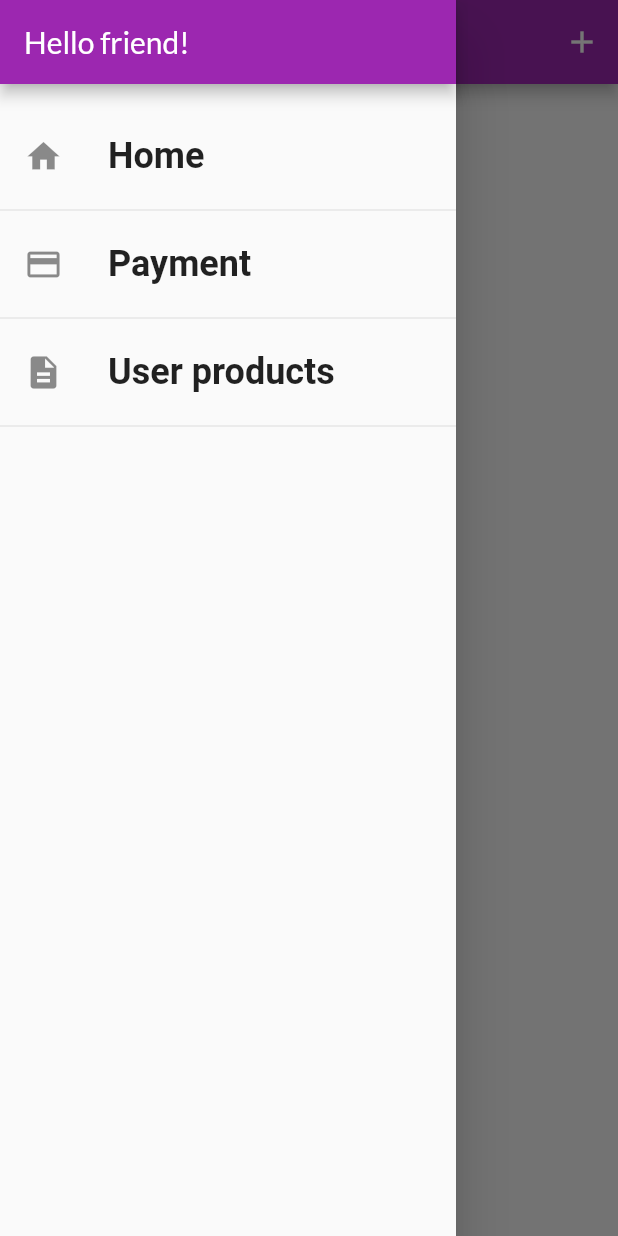
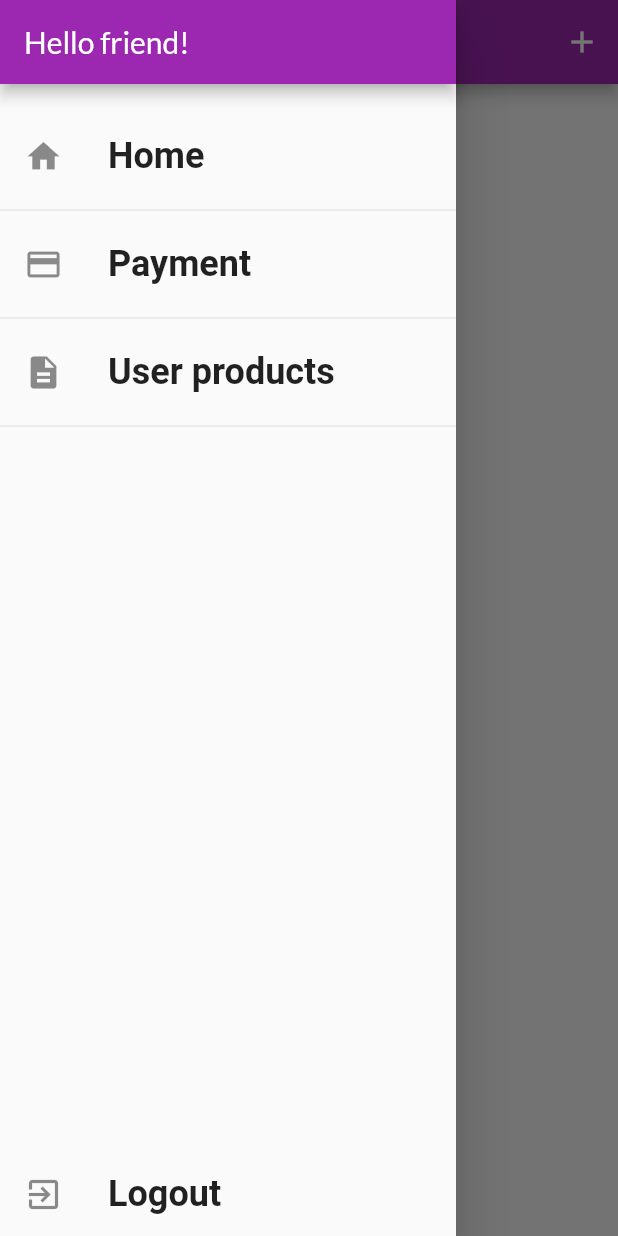
Before and after one commit to vlotysh/flutter_shop_app, a Flutter app: the UserProductsScreen screen opened by its route, with the side drawer open, on a phone screen of 412 x 824 dp. Run offline on Flutter 3.47's test engine with Material 2 defaults, Android fonts, the phone set to English and light mode, and no system bars; network calls fail; Roboto replaces fonts that are missing (RobotCondensed).

Commit message:
Add auto logout

```diff
--- a/lib/app/providers/cart.dart
+++ b/lib/app/providers/cart.dart
@@ -58,6 +58,7 @@ class Cart with ChangeNotifier {
           productId,
           () => CartItem(
               id: DateTime.now().toString(),
+              productId: productId,
               title: title,
               price: price,
               quantity: 1));
--- a/lib/app/providers/product.dart
+++ b/lib/app/providers/product.dart
@@ -25,17 +25,17 @@ class Product with ChangeNotifier {
     notifyListeners();
   }
 
-  void toggleFavorite(String token) async {
+  void toggleFavorite(String token, String userId) async {
     bool oldIsFavorite = isFavorite;
     isFavorite = !oldIsFavorite;
     notifyListeners();
 
     final url =
-        '${FlavorConfig.instance.values.baseStorageUrl}/products/$id.json?auth=$token';
+        '${FlavorConfig.instance.values.baseStorageUrl}/userFavorites/$userId/$id.json?auth=$token';
 
     try {
       http.Response response =
-          await http.patch(url, body: json.encode({'isFavorite': isFavorite}));
+          await http.put(url, body: json.encode(isFavorite));
 
       if (response.statusCode >= 400) {
         _revertFavorite(oldIsFavorite);
--- a/lib/app/screens/products_overview_screen.dart
+++ b/lib/app/screens/products_overview_screen.dart
@@ -11,6 +11,8 @@ import 'package:shop_app/app/widgets/side_drawer.dart';
 enum FilterOptions { Favorite, All }
 
 class ProductsOverviewScreen extends StatefulWidget {
+  static const routeName = '/product-overview';
+
   @override
   _ProductsOverviewScreenState createState() => _ProductsOverviewScreenState();
 }
--- a/lib/app/screens/user_products_screen.dart
+++ b/lib/app/screens/user_products_screen.dart
@@ -1,8 +1,8 @@
 import 'package:flutter/material.dart';
 import 'package:provider/provider.dart';
-import 'package:shop_app/app/providers/product.dart';
 import 'package:shop_app/app/providers/products.dart';
 import 'package:shop_app/app/screens/edit_products_screen.dart';
+import 'package:shop_app/app/widgets/loading_spinner.dart';
 import 'package:shop_app/app/widgets/side_drawer.dart';
 import 'package:shop_app/app/widgets/user_product_item.dart';
 
@@ -11,11 +11,8 @@ class UserProductsScreen extends StatelessWidget {
 
   @override
   Widget build(BuildContext context) {
-    final Products productsData = Provider.of<Products>(context);
-    List<Product> products = productsData.items;
-
     Future<void> _refreshProducts(BuildContext context) async {
-      Provider.of<Products>(context, listen: false).fetchProducts();
+      await Provider.of<Products>(context, listen: false).fetchProducts(true);
     }
 
     return Scaffold(
@@ -29,22 +26,30 @@ class UserProductsScreen extends StatelessWidget {
           )
         ],
       ),
-      body: RefreshIndicator(
+      drawer: SideDrawer(),
+      body: FutureBuilder(
+        future: _refreshProducts(context),
+        builder: (ctx, snapshot) => snapshot.connectionState ==
+                ConnectionState.waiting
+            ? LoadingSpinner()
+            : RefreshIndicator(
                 onRefresh: () => _refreshProducts(context),
-        child: Padding(
+                child: Consumer<Products>(
+                  builder: (ctx, productsData, child) => Padding(
                     padding: const EdgeInsets.all(8.0),
                     child: ListView.builder(
                       itemBuilder: (ctx, index) => Column(
                         children: [
-                UserProductItem(product: products[index]),
+                          UserProductItem(product: productsData.items[index]),
                           Divider(),
                         ],
                       ),
-            itemCount: products.length,
+                      itemCount: productsData.items.length,
                     ),
                   ),
                 ),
-      drawer: SideDrawer(),
+              ),
+      ),
     );
   }
 }
--- a/lib/app/widgets/product_item.dart
+++ b/lib/app/widgets/product_item.dart
@@ -36,7 +36,7 @@ class ProductItem extends StatelessWidget {
               icon: Icon(
                   product.isFavorite ? Icons.favorite : Icons.favorite_border),
               color: Theme.of(context).accentColor,
-              onPressed: () => product.toggleFavorite(auth.token),
+              onPressed: () => product.toggleFavorite(auth.token, auth.userId),
             ),
             child: Text('NEVER CHANGES!'), //passing throw 3 argument `child`
           ),
--- a/lib/app/widgets/side_drawer.dart
+++ b/lib/app/widgets/side_drawer.dart
@@ -1,5 +1,8 @@
 import 'package:flutter/material.dart';
+import 'package:provider/provider.dart';
+import 'package:shop_app/app/providers/auth.dart';
 import 'package:shop_app/app/screens/orders_screen.dart';
+import 'package:shop_app/app/screens/products_overview_screen.dart';
 import 'package:shop_app/app/screens/user_products_screen.dart';
 
 class DrawerItem extends StatelessWidget {
@@ -24,8 +27,6 @@ class DrawerItem extends StatelessWidget {
 }
 
 class SideDrawer extends StatelessWidget {
-  Widget buildListTile(String title, IconData icon) {}
-
   @override
   Widget build(BuildContext context) {
     return Drawer(
@@ -52,8 +53,11 @@ class SideDrawer extends StatelessWidget {
         SizedBox(
           height: 20,
         ),
-        DrawerItem('Home', Icons.home,
-            () => Navigator.of(context).pushReplacementNamed('/')),
+        DrawerItem(
+            'Home',
+            Icons.home,
+            () => Navigator.of(context)
+                .pushReplacementNamed(ProductsOverviewScreen.routeName)),
         Divider(),
         DrawerItem(
             'Payment',
@@ -67,6 +71,13 @@ class SideDrawer extends StatelessWidget {
             () => Navigator.of(context)
                 .pushReplacementNamed(UserProductsScreen.routeName)),
         Divider(),
+        Expanded(
+            child: Align(
+                alignment: Alignment.bottomCenter,
+                child: DrawerItem('Logout', Icons.exit_to_app, () {
+                  Navigator.of(context).pop();
+                  Provider.of<Auth>(context, listen: false).logout();
+                }))),
       ],
     ));
   }
```
Also changed, not shown: lib/app/ShopApp.dart (+17 -10 lines), lib/app/providers/auth.dart (+38 -9 lines), lib/app/providers/orders.dart (+10 -5 lines), lib/app/providers/products.dart (+18 -7 lines), lib/app/screens/auth_screen.dart (+7 -3 lines), lib/app/screens/orders_screen.dart (+4 -9 lines), lib/app/widgets/cart_item.dart (+5 -5 lines). Lines whose indentation alone changed are shown as unchanged.
